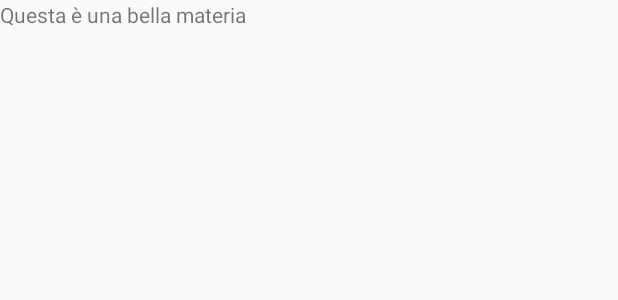
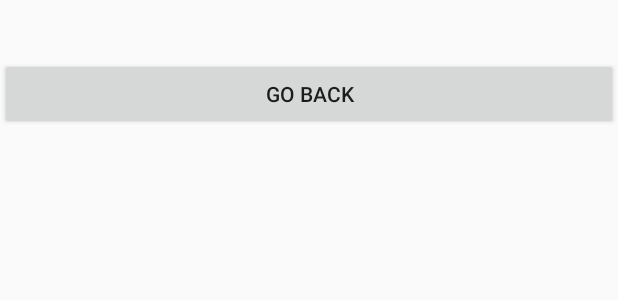
Before and after one commit to WilliamBonvini/NotesBites, an Android app: the layout activity_simple_subject_overview.xml on its own in the app's theme, with its tools: preview values and no code run, on a phone screen of 412 x 824 dp. Shown: the top 300 px of the screen. Run offline under Robolectric (Android 15) with nearby library versions, the light colour scheme and no system bars.

Commit message:
implemented simpleSubjectOverviewActivity

```diff
--- a/app/src/main/java/com/waldo/notesbites/DatabaseHelper.java
+++ b/app/src/main/java/com/waldo/notesbites/DatabaseHelper.java
@@ -48,15 +48,15 @@
                     + "READABLE_CONTENT TEXT);"
             );
             // insert data for AI
-            insertSubject(db,"AI","Amigoni is so funny!!!",R.drawable.ai,0,"OVERVIEEWWWW");
+            insertSubject(db,"AI","Amigoni is so funny!!!",R.drawable.ai,0,"This is the overview of Artificial Intelligence. \nIn this course you'll learn the fundamentals of logic and artificial reasoning.\nthe topics covered by the course are the following:\n");
             insertModule(db,"Introduction to AI - directly loaded from db","the most fun module ever!!",R.drawable.intro,"AI",1,"blablabla, this is the content");
             insertModule(db,"Peppa pig likes AI","didn't you know that???",R.drawable.m1,"AI",2,"blablabla, this is the content");
 
             // insert data for IOT
-            insertSubject(db,"IOT","IOT is sick broo!!!",R.drawable.iot,0,"OVERVIRWWERERIEIREI");
+            insertSubject(db,"IOT","IOT is sick broo!!!",R.drawable.iot,0,"This is the overview of IOT. \nThis course talks about lot of stuff that connects to the internet and is kind of dope. \nthe topics covered by the course are:\n");
             insertModule(db,"Introduction to IOT","well, you gotta start from somewhere!!",R.drawable.intro,"IOT",1,"stuff, this is the readable content of introduction to IOT!");
 
-            insertSubject(db,"ANN2DL","Matteucci used to have long hair!!!",R.drawable.ann2dl,0,"OVERVIEWEWWWEEWE");
+            insertSubject(db,"ANN2DL","Matteucci used to have long hair!!!",R.drawable.ann2dl,0,"Come on, you know what ANN are, the course is not so well taught, but the topic is very interesting.\nthe topics covered are:\n");
             insertModule(db,"Introduction to ANN2DL, yeeeey","you won't understand shit! no worries!!!",R.drawable.intro,"ANN2DL",1,"dabudidabuda!!!!");
 
         }
--- a/app/src/main/res/layout/activity_simple_subject_overview.xml
+++ b/app/src/main/res/layout/activity_simple_subject_overview.xml
@@ -2,12 +2,27 @@
 <LinearLayout
     xmlns:android="http://schemas.android.com/apk/res/android"
     android:layout_width="match_parent"
-    android:layout_height="match_parent">
+    android:layout_height="match_parent"
+    android:orientation="vertical">
+
 
     <TextView
         android:layout_width="wrap_content"
         android:layout_height="wrap_content"
-        android:text="Questa è una bella materia"
+        android:id="@+id/simple_overview_subject_name"
+        />
+
+    <TextView
+        android:layout_width="wrap_content"
+        android:layout_height="wrap_content"
+        android:id="@+id/simple_overview_text"
+        />
+    <Button
+        android:layout_width="match_parent"
+        android:layout_height="wrap_content"
+        android:layout_gravity="bottom"
+        android:onClick="goBackToSelectSubjects"
+        android:text="@string/simple_overview_goback_button"
         />
 
 </LinearLayout>
--- a/app/src/main/res/values/strings.xml
+++ b/app/src/main/res/values/strings.xml
@@ -9,4 +9,5 @@
     <string name="select_subjects_message_2">and many more to come!</string>
     <string name="select_subjects_confirm_button_text">confirm</string>
     <string name="guest_homepage_title">Guest Homepage</string>
+    <string name="simple_overview_goback_button">go back</string>
 </resources>
```
Also changed, not shown: app/src/main/java/com/waldo/notesbites/SelectSubjectsActivity.java (+30 -20 lines), app/src/main/java/com/waldo/notesbites/SimpleSubjectOverviewActivity.java (+46 -1 lines).
